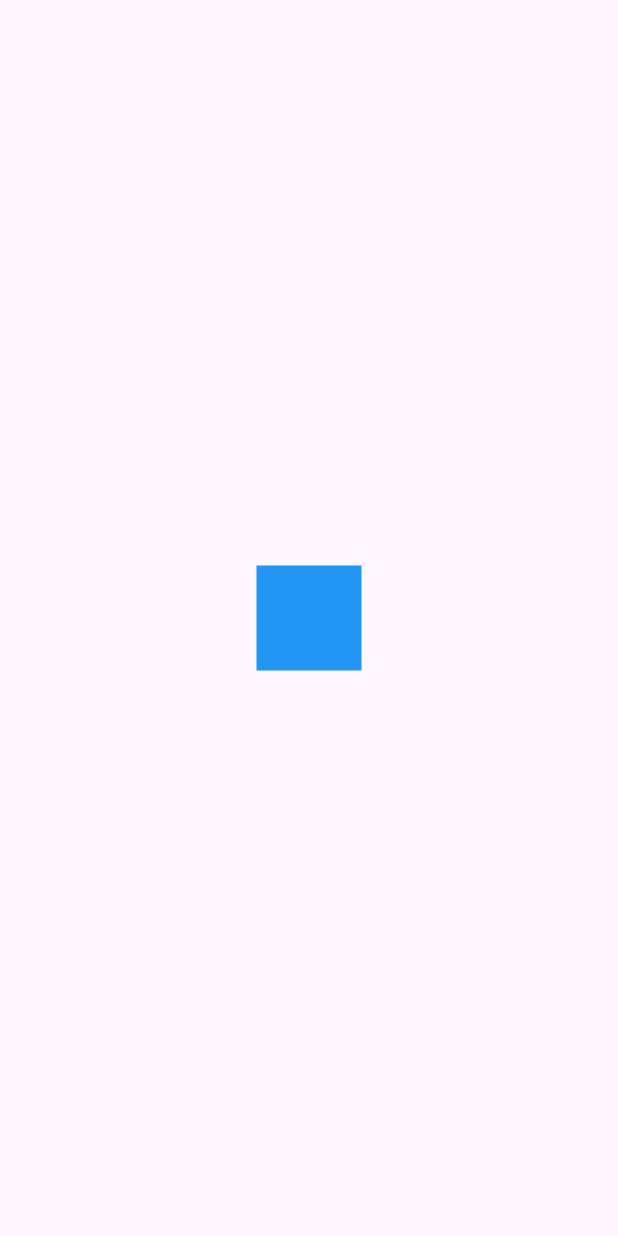
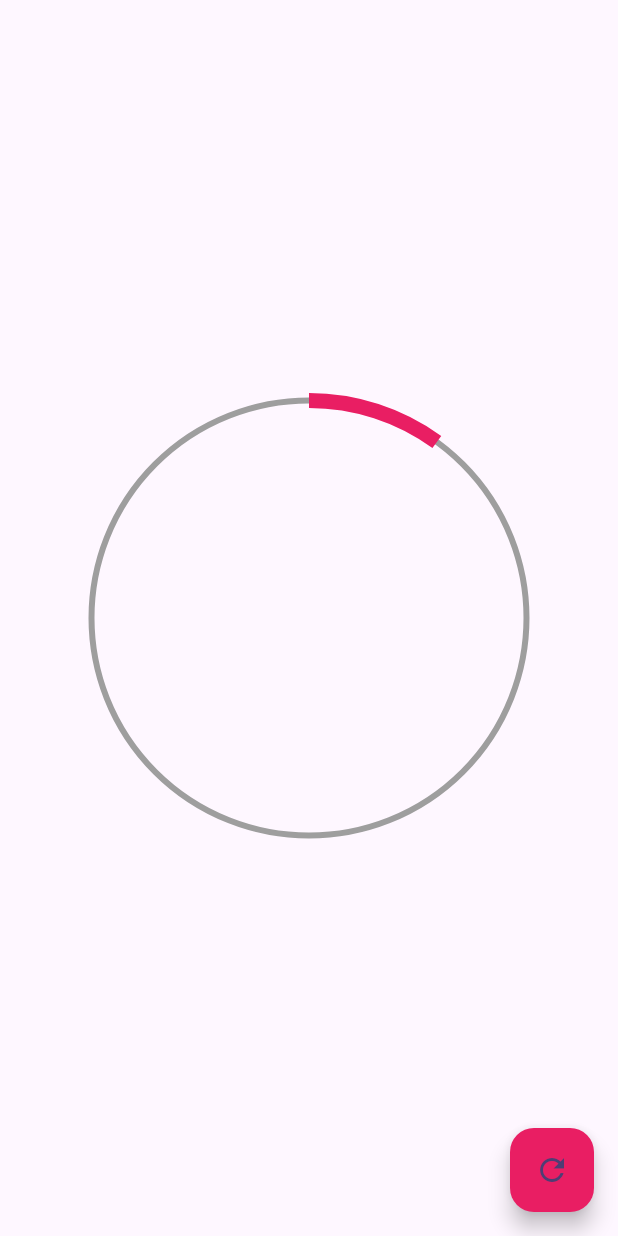
Before and after one commit to DeveTe5t/flutter-designs_designs_app, a Flutter app: the screen it shows after launch, on a phone screen of 412 x 824 dp. Run offline on Flutter 3.47's test engine with Material 3 defaults, Android fonts, the phone set to English and light mode, and no system bars.

Commit message:
Circle with arc started and add configuration for recomend the const in the code

```diff
--- a/analysis_options.yaml
+++ b/analysis_options.yaml
@@ -21,6 +21,7 @@ linter:
   # `// ignore_for_file: name_of_lint` syntax on the line or in the file
   # producing the lint.
   rules:
+    prefer_const_constructors: true
     # avoid_print: false  # Uncomment to disable the `avoid_print` rule
     # prefer_single_quotes: true  # Uncomment to enable the `prefer_single_quotes` rule
 
--- a/lib/main.dart
+++ b/lib/main.dart
@@ -2,7 +2,8 @@ import 'package:flutter/material.dart';
 
 // import '/src/pages/headers_page.dart';
 // import '/src/pages/animations_page.dart';
-import '/src/challenges/animated_square_page.dart';
+// import '/src/challenges/animated_square_page.dart';
+import '/src/pages/circular_progress_page.dart';
 
 void main() {
   runApp(const MyApp());
@@ -20,8 +21,7 @@ class MyApp extends StatelessWidget {
         colorScheme: ColorScheme.fromSeed(seedColor: Colors.deepPurple),
         // colorScheme: ColorScheme.fromSeed(seedColor: Color(0xff615AAB)),
       ),
-      // home: const HeadersPage(),
-      home: const AnimatedSquarePage(),
+      home: const CircularPregressPage(),
     );
   }
 }
--- /dev/null
+++ b/lib/src/pages/circular_progress_page.dart
@@ -0,0 +1,76 @@
+import 'dart:math';
+
+import 'package:flutter/material.dart';
+
+class CircularPregressPage extends StatefulWidget {
+  const CircularPregressPage({super.key});
+
+  @override
+  State<CircularPregressPage> createState() => _CircularPregressPageState();
+}
+
+class _CircularPregressPageState extends State<CircularPregressPage> {
+  double percent = 10.0;
+
+  @override
+  Widget build(BuildContext context) {
+    return Scaffold(
+      body: Center(
+        child: Container(
+          padding: const EdgeInsets.all(5),
+          width: 300,
+          height: 300,
+          // color: Colors.blue,
+          child: CustomPaint(painter: _MyRadialProgress(percent)),
+        ),
+      ),
+      floatingActionButton: FloatingActionButton(
+        onPressed: () {},
+        backgroundColor: Colors.pink,
+        child: const Icon(Icons.refresh),
+      ),
+    );
+  }
+}
+
+class _MyRadialProgress extends CustomPainter {
+  final double percent;
+  _MyRadialProgress(this.percent);
+
+  @override
+  void paint(Canvas canvas, Size size) {
+    // The pencil
+    final paint =
+        Paint()
+          ..strokeWidth = 4
+          ..color = Colors.grey
+          ..style = PaintingStyle.stroke;
+
+    // Draw circle
+    final center = Offset(size.width * 0.5, size.height * 0.5);
+    final radius = min(size.width * 0.5, size.height * 0.5);
+
+    canvas.drawCircle(center, radius, paint);
+
+    // Draw arc
+    final paintArc =
+        Paint()
+          ..strokeWidth = 10
+          ..color = Colors.pink
+          ..style = PaintingStyle.stroke;
+
+    // Part to fill
+    // 2 * pi = 360 degrees
+    double arcAngle = 2 * pi * (percent / 100);
+    canvas.drawArc(
+      Rect.fromCircle(center: center, radius: radius),
+      -pi / 2,
+      arcAngle,
+      false,
+      paintArc,
+    );
+  }
+
+  @override
+  bool shouldRepaint(covariant CustomPainter oldDelegate) => true;
+}
```
